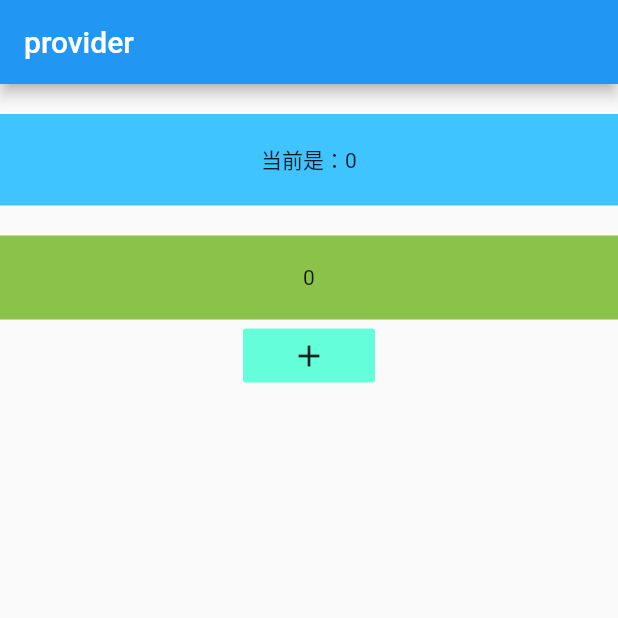
After one commit to MiaoPaSiFlutter/FlutterStudyNotes, a Flutter app: the screen it shows after launch, after a tap on the "add" icon, on a phone screen of 412 x 824 dp, the top half of it. The commit adds this screen. Run offline on Flutter 3.47's test engine with Material 2 defaults, Android fonts, the phone set to English and light mode, and no system bars.

Commit message:
[provider]中ChangeNotifierProvider的使用

```diff
--- /dev/null
+++ b/plugin_learn_provider/lib/ChangeNotifierProvider使用/UserChangeNotifierProviderScreen.dart
@@ -0,0 +1,77 @@
+import 'package:flutter/material.dart';
+import 'package:provider/provider.dart';
+
+class UserChangeNotifierProviderScreen extends StatefulWidget {
+  UserChangeNotifierProviderScreen({Key key}) : super(key: key);
+
+  @override
+  _UserChangeNotifierProviderScreenState createState() => _UserChangeNotifierProviderScreenState();
+}
+
+class _UserChangeNotifierProviderScreenState extends State<UserChangeNotifierProviderScreen> {
+  @override
+  Widget build(BuildContext context) {
+        return ChangeNotifierProvider(
+      create: (_) => MyModel(),
+      child: Scaffold(
+        appBar: AppBar(
+          title: Text('provider'),
+        ),
+        body: Column(
+          children: <Widget>[
+            Builder(
+              builder: (context) {
+                MyModel _model = Provider.of<MyModel>(context);
+                return Container(
+                    margin: const EdgeInsets.only(top: 20),
+                    width: MediaQuery.of(context).size.width,
+                    padding: const EdgeInsets.all(20),
+                    alignment: Alignment.center,
+                    color: Colors.lightBlueAccent,
+                    child: Text('当前是：${_model.counter}'));
+              },
+            ),
+            Consumer<MyModel>(
+              builder: (context, model, child) {
+                return Container(
+                  margin: const EdgeInsets.only(top: 20),
+                  width: MediaQuery.of(context).size.width,
+                  padding: const EdgeInsets.all(20),
+                  alignment: Alignment.center,
+                  color: Colors.lightGreen,
+                  child: Text(
+                    '${model.counter}',
+                  ),
+                );
+              },
+            ),
+            Consumer<MyModel>(
+              builder: (context, model, child) {
+                return FlatButton(
+                    color: Colors.tealAccent,
+                    onPressed: model.incrementCounter,
+                    child: Icon(Icons.add));
+              },
+            ),
+          ],
+        ),
+      ),
+    );
+  }
+
+
+}
+
+class MyModel with ChangeNotifier{
+  //                                               <--- MyModel
+  MyModel({this.counter = 0});
+
+  int counter = 0;
+
+  Future<void> incrementCounter() async {
+    await Future.delayed(Duration(seconds: 2));
+    counter++;
+    print(counter);
+    notifyListeners();
+  }
+}
--- a/plugin_learn_provider/lib/main.dart
+++ b/plugin_learn_provider/lib/main.dart
@@ -1,5 +1,6 @@
 import 'package:flutter/material.dart';
 
+import 'ChangeNotifierProvider使用/UserChangeNotifierProviderScreen.dart';
 import 'Provider使用/UserProviderScreen.dart';
 
 void main() {
@@ -29,7 +30,8 @@ class MyApp extends StatelessWidget {
         visualDensity: VisualDensity.adaptivePlatformDensity,
       ),
       // home: MyHomePage(title: 'Flutter Demo Home Page'),
-      home: UserProviderScreen(),
+      // home: UserProviderScreen(),
+      home: UserChangeNotifierProviderScreen(),
     );
   }
 }
```
Also changed, not shown: 1 other file.
